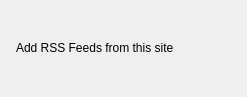
Above: src/rss/rsswidget.ui from QupZilla/qupzilla before the change. Below: the same form after it.
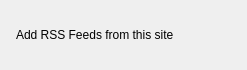
That is the form after the change. Icons and pictures are not drawn. Custom widgets are drawn as their Qt base class.

What changed in the file:
```diff
--- a/src/rss/rsswidget.ui
+++ b/src/rss/rsswidget.ui
@@ -7,7 +7,7 @@
     <x>0</x>
     <y>0</y>
     <width>247</width>
-    <height>97</height>
+    <height>70</height>
    </rect>
   </property>
   <property name="windowTitle">
```
